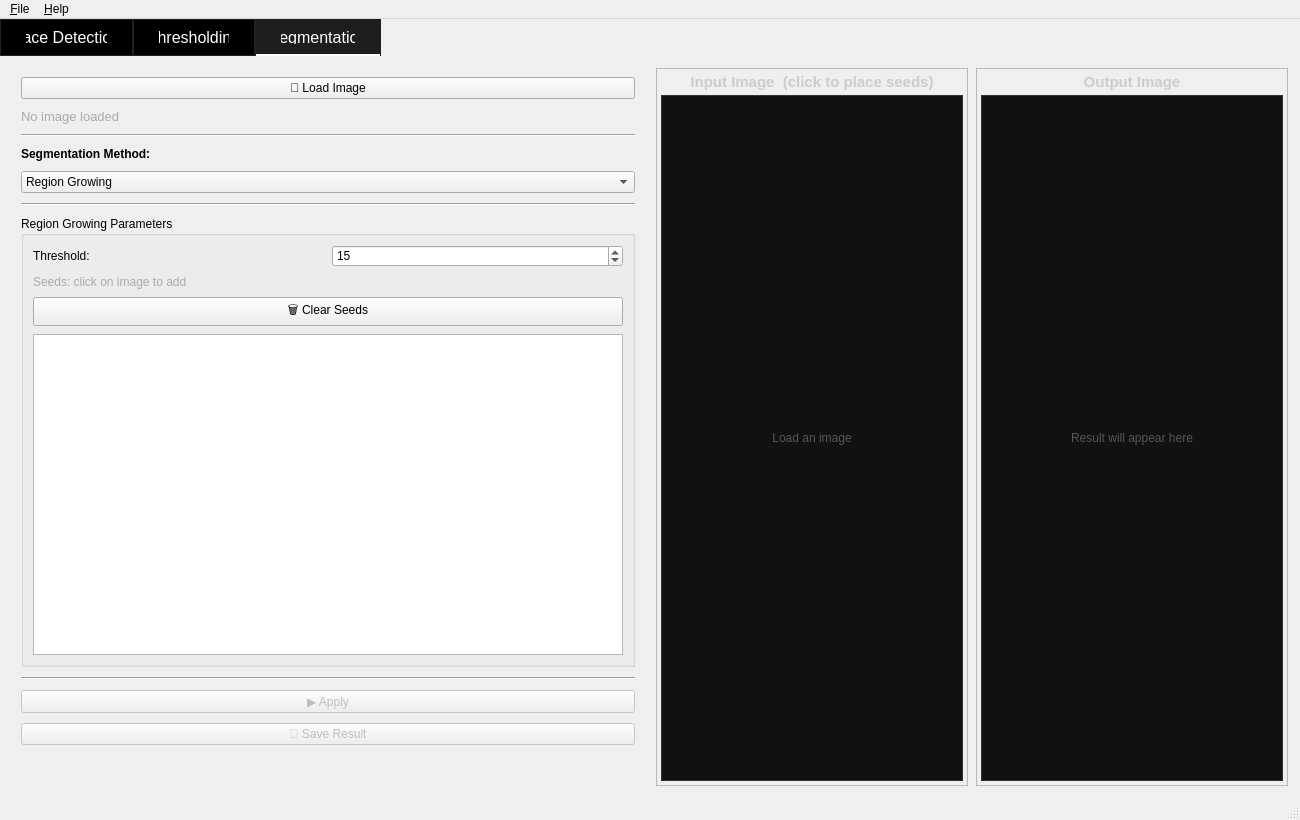
Qt form ui/main.ui (Shahd-Ayman5/face-and-segmentation-toolkit) before a commit.
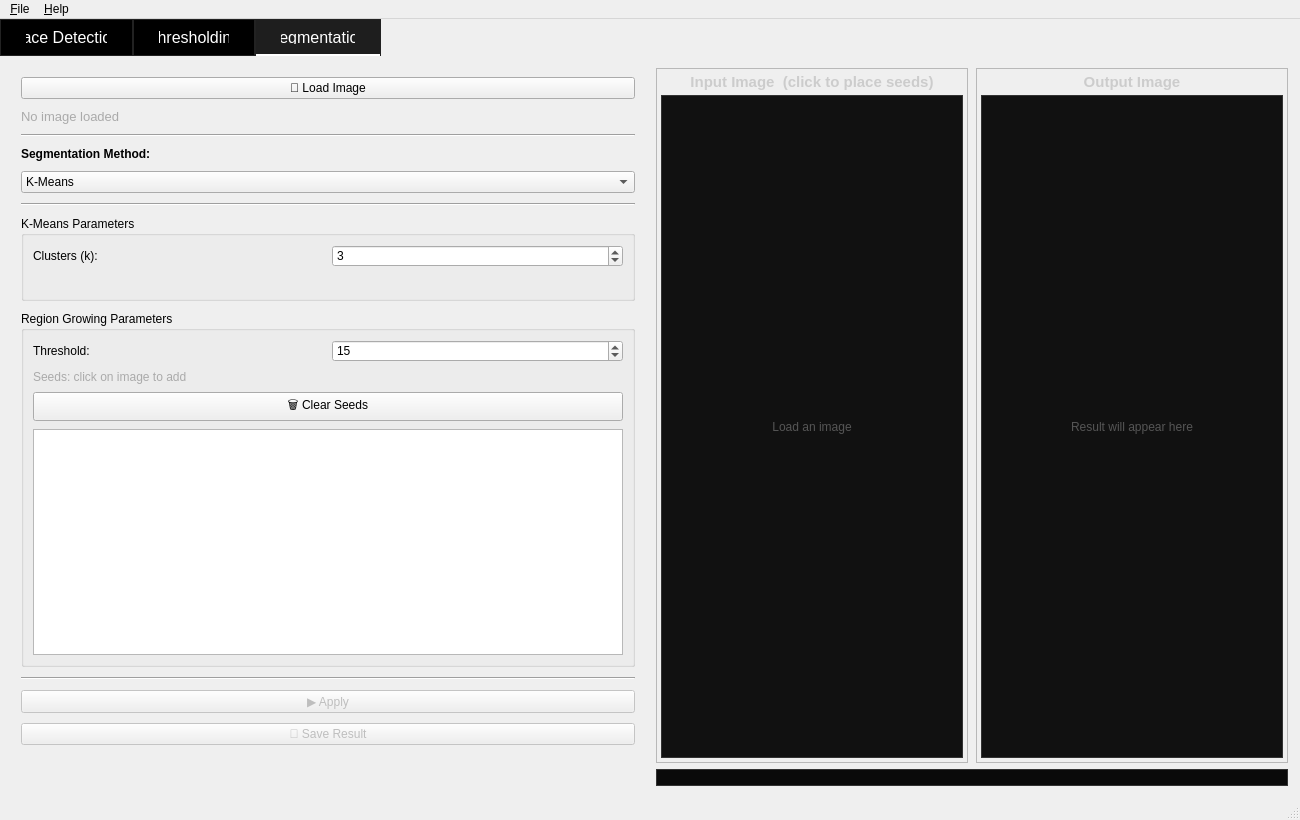
The same form after that commit. The open tabs and pages were chosen to show the change.

Commit message: added k-means segmentation and optimal thresholding

Patch:
```diff
--- a/ui/main.ui
+++ b/ui/main.ui
@@ -27,18 +27,9 @@
       <property name="styleSheet">
        <string>
 QTabWidget::pane { border: 0; }
-QTabBar::tab {
-    background: #000000;
-    color: white;
-    padding: 10px 25px;
-    border: 1px solid #222;
-    font-size: 12pt;
-}
-QTabBar::tab:selected {
-    background: #1e1e1e;
-    border-bottom: 2px solid #ffffff;
-}
-QTabBar::tab:hover { background: #2a2a2a; }
+QTabBar::tab { background:#000; color:white; padding:10px 25px; border:1px solid #222; font-size:12pt; }
+QTabBar::tab:selected { background:#1e1e1e; border-bottom:2px solid #fff; }
+QTabBar::tab:hover { background:#2a2a2a; }
        </string>
       </property>
 
@@ -368,7 +359,6 @@
           <layout class="QVBoxLayout">
            <property name="spacing"><number>10</number></property>
 
-           <!-- Load Button -->
            <item>
             <widget class="QPushButton" name="segBtnLoad">
              <property name="text"><string>📂 Load Image</string></property>
@@ -402,20 +392,47 @@
 
            <!-- Method ComboBox -->
            <item>
-            <widget name="segMethodCombo" class="QComboBox">
+            <widget class="QComboBox" name="segMethodCombo">
+             <item><property name="text"><string>K-Means</string></property></item>
              <item><property name="text"><string>Region Growing</string></property></item>
             </widget>
            </item>
 
-           <!-- Separator -->
+           <item><widget class="QFrame" name="segSep2"><property name="frameShape"><enum>QFrame::HLine</enum></property><property name="frameShadow"><enum>QFrame::Sunken</enum></property></widget></item>
+
+           <!-- ── K-MEANS PARAMS GROUP (yours) ── -->
            <item>
-            <widget class="QFrame" name="segSep2">
-             <property name="frameShape"><enum>QFrame::HLine</enum></property>
-             <property name="frameShadow"><enum>QFrame::Sunken</enum></property>
+            <widget class="QGroupBox" name="kmeansParamsGroup">
+             <property name="title"><string>K-Means Parameters</string></property>
+             <layout class="QVBoxLayout">
+              <property name="spacing"><number>8</number></property>
+
+              <item>
+               <layout class="QHBoxLayout">
+                <item><widget class="QLabel" name="kmClustersLbl"><property name="text"><string>Clusters (k):</string></property></widget></item>
+                <item>
+                 <widget class="QSpinBox" name="kmClustersSpin">
+                  <property name="minimum"><number>2</number></property>
+                  <property name="maximum"><number>10</number></property>
+                  <property name="value"><number>3</number></property>
+                 </widget>
+                </item>
+               </layout>
+              </item>
+
+              <item>
+               <widget class="QLabel" name="kmInfoLbl">
+                <property name="text"><string></string></property>
+                <property name="wordWrap"><bool>true</bool></property>
+                <property name="styleSheet"><string>color:#a5b4fc; font-size:9pt;</string></property>
+               </widget>
+              </item>
+
+             </layout>
             </widget>
            </item>
 
-           <!-- Region Growing Params Group -->
+           <!-- ── REGION GROWING PARAMS GROUP (Roro's – hidden by default) ── -->
            <item>
             <widget class="QGroupBox" name="regionParamsGroup">
              <property name="title"><string>Region Growing Parameters</string></property>
@@ -424,11 +441,7 @@
 
               <item>
                <layout class="QHBoxLayout">
-                <item>
-                 <widget class="QLabel" name="regionThreshLbl">
-                  <property name="text"><string>Threshold:</string></property>
-                 </widget>
-                </item>
+                <item><widget class="QLabel" name="regionThreshLbl"><property name="text"><string>Threshold:</string></property></widget></item>
                 <item>
                  <widget class="QSpinBox" name="regionThreshSpin">
                   <property name="minimum"><number>1</number></property>
@@ -453,7 +466,6 @@
                </widget>
               </item>
 
-              <!-- Seed list display -->
               <item>
                <widget class="QListWidget" name="segSeedsList">
                 <property name="minimumHeight"><number>80</number></property>
@@ -465,13 +477,7 @@
             </widget>
            </item>
 
-           <!-- Separator -->
-           <item>
-            <widget class="QFrame" name="segSep3">
-             <property name="frameShape"><enum>QFrame::HLine</enum></property>
-             <property name="frameShadow"><enum>QFrame::Sunken</enum></property>
-            </widget>
-           </item>
+           <item><widget class="QFrame" name="segSep3"><property name="frameShape"><enum>QFrame::HLine</enum></property><property name="frameShadow"><enum>QFrame::Sunken</enum></property></widget></item>
 
            <!-- Apply Button -->
            <item>
@@ -498,90 +504,73 @@
             </widget>
            </item>
 
-           <item>
-            <spacer>
-             <property name="orientation"><enum>Qt::Vertical</enum></property>
-            </spacer>
-           </item>
+           <item><spacer><property name="orientation"><enum>Qt::Vertical</enum></property></spacer></item>
 
           </layout>
          </widget>
         </item>
 
-        <!-- RIGHT: Input + Output images side by side -->
+        <!-- RIGHT: Input + Output side by side -->
         <item>
-         <layout class="QHBoxLayout">
-          <property name="spacing"><number>8</number></property>
+         <layout class="QVBoxLayout">
+          <property name="spacing"><number>6</number></property>
 
           <!-- Input Image Frame (clickable for seeds) -->
           <item>
-           <widget class="QFrame" name="segInputFrame">
-            <property name="frameShape"><enum>QFrame::StyledPanel</enum></property>
-            <property name="sizePolicy">
-             <sizepolicy hsizetype="Expanding" vsizetype="Expanding">
-              <horstretch>1</horstretch><verstretch>1</verstretch>
-             </sizepolicy>
-            </property>
-            <layout class="QVBoxLayout">
-             <property name="margin"><number>4</number></property>
-             <property name="spacing"><number>4</number></property>
-             <item>
-              <widget class="QLabel" name="segInputTitleLbl">
-               <property name="text"><string>Input Image  (click to place seeds)</string></property>
-               <property name="alignment"><set>Qt::AlignCenter</set></property>
-               <property name="maximumHeight"><number>24</number></property>
-               <property name="styleSheet"><string>font-weight: bold; font-size: 11pt; color: #ccc;</string></property>
-              </widget>
-             </item>
-             <item>
-              <widget class="QLabel" name="segInputCanvas">
-               <property name="text"><string>Load an image</string></property>
-               <property name="alignment"><set>Qt::AlignCenter</set></property>
-               <property name="sizePolicy">
-                <sizepolicy hsizetype="Expanding" vsizetype="Expanding">
-                 <horstretch>1</horstretch><verstretch>1</verstretch>
-                </sizepolicy>
-               </property>
-               <property name="styleSheet"><string>background-color: #111; border: 1px solid #333; color: #555;</string></property>
-              </widget>
-             </item>
-            </layout>
-           </widget>
+           <layout class="QHBoxLayout">
+            <property name="spacing"><number>8</number></property>
+
+            <item>
+             <widget class="QFrame" name="segInputFrame">
+              <property name="frameShape"><enum>QFrame::StyledPanel</enum></property>
+              <property name="sizePolicy"><sizepolicy hsizetype="Expanding" vsizetype="Expanding"><horstretch>1</horstretch><verstretch>1</verstretch></sizepolicy></property>
+              <layout class="QVBoxLayout">
+               <property name="margin"><number>4</number></property>
+               <property name="spacing"><number>4</number></property>
+               <item><widget class="QLabel" name="segInputTitleLbl"><property name="text"><string>Input Image  (click to place seeds)</string></property><property name="alignment"><set>Qt::AlignCenter</set></property><property name="maximumHeight"><number>24</number></property><property name="styleSheet"><string>font-weight:bold; font-size:11pt; color:#ccc;</string></property></widget></item>
+               <item>
+                <widget class="QLabel" name="segInputCanvas">
+                 <property name="text"><string>Load an image</string></property>
+                 <property name="alignment"><set>Qt::AlignCenter</set></property>
+                 <property name="sizePolicy"><sizepolicy hsizetype="Expanding" vsizetype="Expanding"><horstretch>1</horstretch><verstretch>1</verstretch></sizepolicy></property>
+                 <property name="styleSheet"><string>background-color:#111; border:1px solid #333; color:#555;</string></property>
+                </widget>
+               </item>
+              </layout>
+             </widget>
+            </item>
+
+            <item>
+             <widget class="QFrame" name="segOutputFrame">
+              <property name="frameShape"><enum>QFrame::StyledPanel</enum></property>
+              <property name="sizePolicy"><sizepolicy hsizetype="Expanding" vsizetype="Expanding"><horstretch>1</horstretch><verstretch>1</verstretch></sizepolicy></property>
+              <layout class="QVBoxLayout">
+               <property name="margin"><number>4</number></property>
+               <property name="spacing"><number>4</number></property>
+               <item><widget class="QLabel" name="segOutputTitleLbl"><property name="text"><string>Output Image</string></property><property name="alignment"><set>Qt::AlignCenter</set></property><property name="maximumHeight"><number>24</number></property><property name="styleSheet"><string>font-weight:bold; font-size:11pt; color:#ccc;</string></property></widget></item>
+               <item>
+                <widget class="QLabel" name="segOutputCanvas">
+                 <property name="text"><string>Result will appear here</string></property>
+                 <property name="alignment"><set>Qt::AlignCenter</set></property>
+                 <property name="sizePolicy"><sizepolicy hsizetype="Expanding" vsizetype="Expanding"><horstretch>1</horstretch><verstretch>1</verstretch></sizepolicy></property>
+                 <property name="styleSheet"><string>background-color:#111; border:1px solid #333; color:#555;</string></property>
+                </widget>
+               </item>
+              </layout>
+             </widget>
+            </item>
+
+           </layout>
           </item>
 
-          <!-- Output Image Frame -->
+          <!-- Legend / info strip below (used by K-Means for cluster swatches) -->
           <item>
-           <widget class="QFrame" name="segOutputFrame">
-            <property name="frameShape"><enum>QFrame::StyledPanel</enum></property>
-            <property name="sizePolicy">
-             <sizepolicy hsizetype="Expanding" vsizetype="Expanding">
-              <horstretch>1</horstretch><verstretch>1</verstretch>
-             </sizepolicy>
-            </property>
-            <layout class="QVBoxLayout">
-             <property name="margin"><number>4</number></property>
-             <property name="spacing"><number>4</number></property>
-             <item>
-              <widget class="QLabel" name="segOutputTitleLbl">
-               <property name="text"><string>Output Image</string></property>
-               <property name="alignment"><set>Qt::AlignCenter</set></property>
-               <property name="maximumHeight"><number>24</number></property>
-               <property name="styleSheet"><string>font-weight: bold; font-size: 11pt; color: #ccc;</string></property>
-              </widget>
-             </item>
-             <item>
-              <widget class="QLabel" name="segOutputCanvas">
-               <property name="text"><string>Result will appear here</string></property>
-               <property name="alignment"><set>Qt::AlignCenter</set></property>
-               <property name="sizePolicy">
-                <sizepolicy hsizetype="Expanding" vsizetype="Expanding">
-                 <horstretch>1</horstretch><verstretch>1</verstretch>
-                </sizepolicy>
-               </property>
-               <property name="styleSheet"><string>background-color: #111; border: 1px solid #333; color: #555;</string></property>
-              </widget>
-             </item>
-            </layout>
+           <widget class="QLabel" name="segLegendCanvas">
+            <property name="text"><string></string></property>
+            <property name="alignment"><set>Qt::AlignCenter</set></property>
+            <property name="minimumHeight"><number>50</number></property>
+            <property name="maximumHeight"><number>110</number></property>
+            <property name="styleSheet"><string>background-color:#0a0a0a; border:1px solid #333; color:#555; font-size:10pt;</string></property>
            </widget>
           </item>
 
```
Left out of the diff: 238 changed lines with no effect on the pictures. The commit also changes 9 other files.
